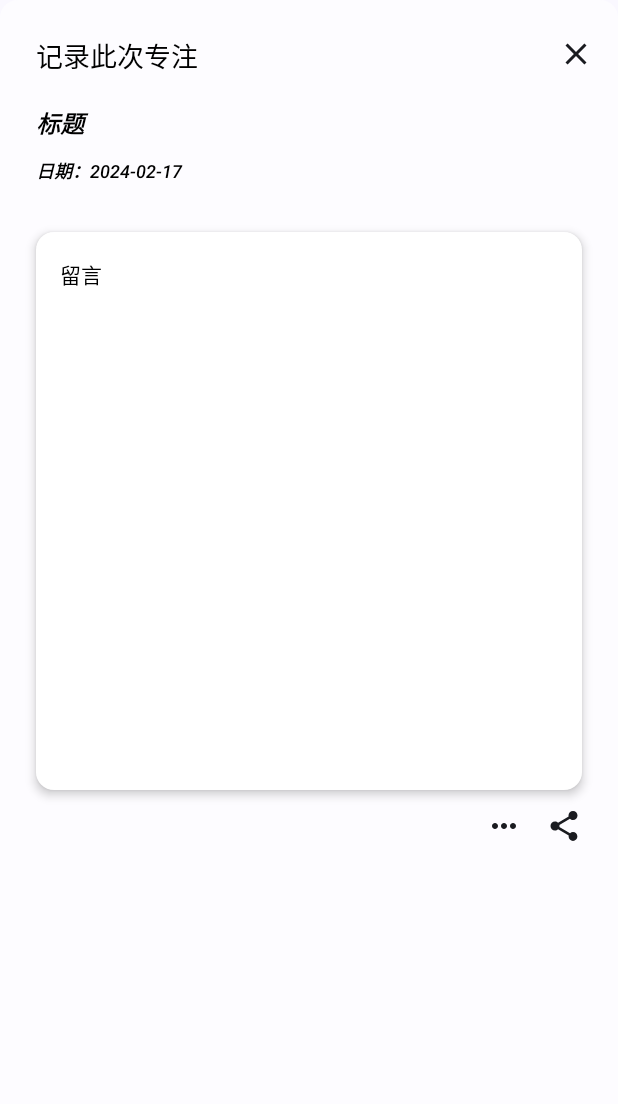
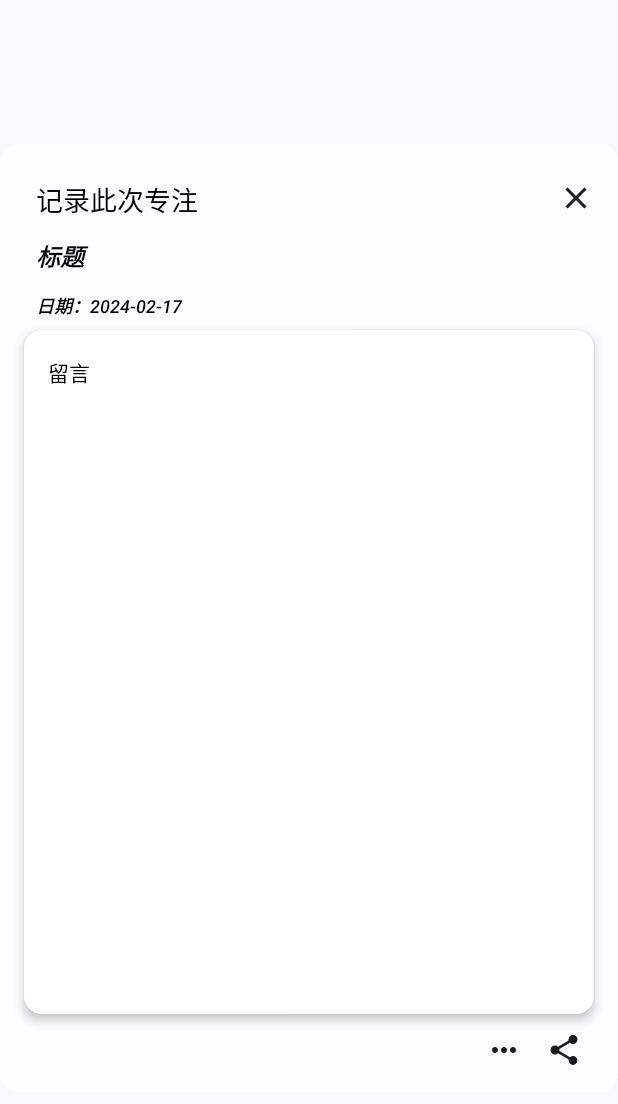
Before and after one commit to suisbuds/Meditation, an Android app built with Jetpack Compose: the composable MessageCard shown on its own in the app's theme, on a phone screen of 412 x 824 dp. Shown: the top 1104 px of the screen. Run offline under Robolectric (Android 15) with nearby library versions, the phone set to English and light mode, and no system bars; 25 statements that could not run were skipped.

Commit message:
complete message card basic popup logic

```diff
--- a/app/src/main/java/com/example/mediation/ui/components/MessageCard.kt
+++ b/app/src/main/java/com/example/mediation/ui/components/MessageCard.kt
@@ -31,7 +31,6 @@ import com.example.mediation.ui.theme.MediationTheme
 import com.example.mediation.ui.theme.NunitoFontFamily
 import com.example.mediation.ui.theme.icon_color
 import com.example.mediation.ui.theme.icon_dark_color
-import com.example.mediation.ui.theme.message_icon_color
 import java.time.LocalDate
 
 //alpha值：透明度
@@ -39,13 +38,13 @@ import java.time.LocalDate
 @Composable
 fun MessageCard(
     modifier: Modifier = Modifier,
-    onClose: () -> Unit = {},
+    onClose: () -> Unit,
     onShare: () -> Unit = {},
     navigateToHistory: () -> Unit = {}
 ) {
     Surface(
         modifier = modifier
-            .fillMaxSize()
+            .padding(vertical = 96.dp)
             .clip(shape = RoundedCornerShape(12.dp)), color = Color.White.copy(alpha = 0.6f)
     ) {
         Column(modifier = modifier.padding(16.dp)) {
@@ -63,7 +62,11 @@ fun CardHeader(modifier: Modifier = Modifier, onClose: () -> Unit) {
     var text by remember {
         mutableStateOf("")
     }
-    Column(modifier = modifier.fillMaxWidth()) {
+    Column(
+        modifier = modifier
+            .fillMaxWidth()
+            .requiredHeight(100.dp)
+    ) {
         Row(modifier = modifier.fillMaxWidth(), verticalAlignment = Alignment.Bottom) {
             Text(
                 text = "记录此次专注",
@@ -87,12 +90,10 @@ fun CardHeader(modifier: Modifier = Modifier, onClose: () -> Unit) {
         }
         Row(
             modifier = modifier
-                .fillMaxWidth(), verticalAlignment = Alignment.Top
+                .fillMaxWidth(), verticalAlignment = Alignment.CenterVertically
         ) {
             Column(
-                modifier = modifier
-                    .weight(1f)
-                    .height(96.dp)
+                modifier = modifier.weight(1f)
             ) {
                 TextField(
                     value = text,
@@ -112,9 +113,8 @@ fun CardHeader(modifier: Modifier = Modifier, onClose: () -> Unit) {
                         fontSize = 16.sp
                     ),
                     modifier = modifier
-                        .weight(1f)
                         .border(width = 0.dp, color = Color.Transparent)
-                        .offset(x = (-8).dp, y = (-8).dp),
+                        .offset(x = (-8).dp, y = (-4).dp),
                     placeholder = {
                         AnimatedVisibility(visible = text == "") {
                             Text(
@@ -123,7 +123,7 @@ fun CardHeader(modifier: Modifier = Modifier, onClose: () -> Unit) {
                                 fontWeight = FontWeight.SemiBold,
                                 fontFamily = NunitoFontFamily,
                                 fontStyle = FontStyle.Italic,
-                                fontSize = 16.sp
+                                fontSize = 16.sp,
                             )
                         }
                     },
@@ -136,7 +136,10 @@ fun CardHeader(modifier: Modifier = Modifier, onClose: () -> Unit) {
                     color = icon_color,
                     fontWeight = FontWeight.SemiBold,
                     fontSize = 12.sp,
-                    modifier = modifier.offset(x = 8.dp, y = (-24).dp)
+                    modifier = modifier
+                        .fillMaxWidth()
+                        .padding(start = 8.dp)
+                        .offset(y = (-8).dp)
                 )
 
             }
@@ -160,8 +163,8 @@ fun CardContent(modifier: Modifier = Modifier, onShare: () -> Unit, navigateToHi
             elevation = 4.dp,
             modifier = modifier
                 .fillMaxWidth()
-                .height(388.dp)
-                .padding(8.dp),
+                .weight(1f)
+                .padding(bottom = 8.dp),
             backgroundColor = Color.White
         ) {
             OutlinedTextField(
@@ -170,14 +173,14 @@ fun CardContent(modifier: Modifier = Modifier, onShare: () -> Unit, navigateToHi
                 colors = TextFieldDefaults.colors(
                     focusedContainerColor = Color.Transparent,
                     unfocusedContainerColor = Color.Transparent,
-                    cursorColor = message_icon_color,
+                    cursorColor = icon_dark_color,
                     focusedIndicatorColor = Color.Transparent,
                     unfocusedIndicatorColor = Color.Transparent
                 ),
                 textStyle = TextStyle(
                     fontFamily = NunitoFontFamily,
                     fontWeight = FontWeight.Medium,
-                    color = message_icon_color
+                    color = icon_dark_color
                 ),
                 modifier = modifier
                     .border(width = 0.dp, color = Color.Transparent),
@@ -196,7 +199,7 @@ fun CardContent(modifier: Modifier = Modifier, onShare: () -> Unit, navigateToHi
         Spacer(modifier = modifier.height(4.dp))
         Row(
             modifier = modifier
-                .fillMaxSize()
+                .fillMaxWidth()
                 .padding(end = 8.dp), horizontalArrangement = Arrangement.End
         ) {
             Icon(
@@ -223,7 +226,7 @@ fun CardContent(modifier: Modifier = Modifier, onShare: () -> Unit, navigateToHi
 @RequiresApi(Build.VERSION_CODES.O)
 @Preview
 @Composable
-fun MessageCardPreview(){
+fun MessageCardPreview() {
     MediationTheme {
         Surface {
             MessageCard(
--- a/app/src/main/java/com/example/mediation/ui/navigation/AppNavHost.kt
+++ b/app/src/main/java/com/example/mediation/ui/navigation/AppNavHost.kt
@@ -1,5 +1,7 @@
 package com.example.mediation.ui.navigation
 
+import android.os.Build
+import androidx.annotation.RequiresApi
 import androidx.compose.animation.AnimatedContentTransitionScope
 import androidx.compose.animation.core.EaseIn
 import androidx.compose.animation.core.EaseOut
@@ -27,6 +29,7 @@ object Destinations {
 }
 
 
+@RequiresApi(Build.VERSION_CODES.UPSIDE_DOWN_CAKE)
 @Composable
 fun AppNavHost(
     modifier: Modifier = Modifier,
```
Also changed, not shown: app/src/main/java/com/example/mediation/ui/screen/HomeScreen.kt (+18 -13 lines), app/src/main/java/com/example/mediation/ui/viewmodel/HomeViewModel.kt (+10 -3 lines).
